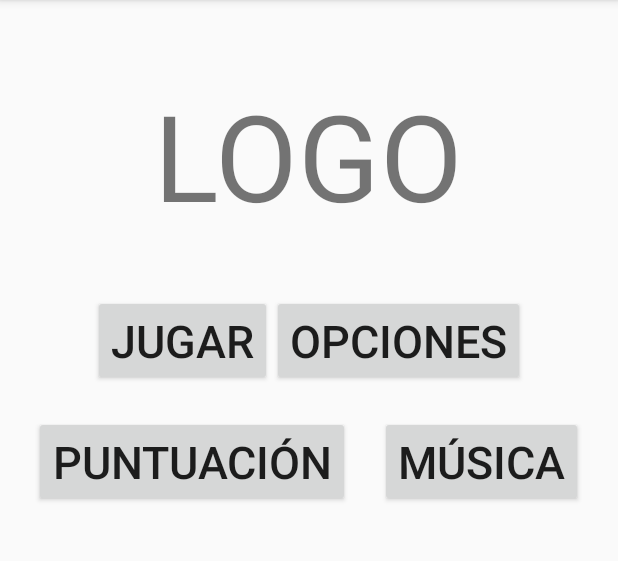
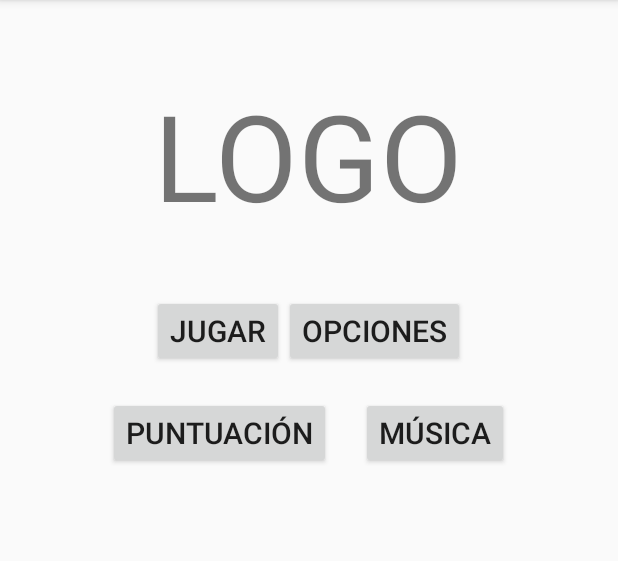
Before and after one commit to MDG99/QuizApp-Pro, an Android app: the screen it shows after launch (MainActivity), after a tap on "JUGAR", on a phone screen of 412 x 824 dp, the part 84-645 px from its top. Run offline under Robolectric (Android 15) with nearby library versions, the phone set to English and light mode, and no system bars.

Commit message:
YA SE PUEDE MANDAR LA INFO DESDE SETTINGS A MAIN_ACTIVITY TAMBIEN DESDE MAIN HASTA LA ACTIVITY 3(ESTA COMENTADO) CAMBIE ALGO EN EL .GRADLE(MODULE:APP)

```diff
--- a/app/build.gradle
+++ b/app/build.gradle
@@ -23,6 +23,7 @@ dependencies {
     implementation fileTree(dir: 'libs', include: ['*.jar'])
     implementation 'androidx.appcompat:appcompat:1.0.2'
     implementation 'androidx.constraintlayout:constraintlayout:1.1.3'
+    implementation 'com.google.code.gson:gson:2.8.6'
     testImplementation 'junit:junit:4.12'
     androidTestImplementation 'androidx.test.ext:junit:1.1.0'
     androidTestImplementation 'androidx.test.espresso:espresso-core:3.1.1'
--- a/app/src/main/java/com/example/quizapp_pro/MainActivity.java
+++ b/app/src/main/java/com/example/quizapp_pro/MainActivity.java
@@ -14,6 +14,16 @@ public class MainActivity extends AppCompatActivity {
     private Button btnConfig;
     private Button btnPoints;
     private Button btnMusic;
+    private boolean[] topicsChosen;
+    private int cuantasPreguntas;
+    private int dificultadPuntos;
+    private boolean enabledPistas;
+    private int cuantasPistas;
+    private final String CUALES_TOPICS = "CUALES_TOPICS";
+    private final String NO_PREGUNTAS = "NO_PREGUNTAS";
+    private final String DIFICULTAD_PUNTOS = "DIFICULTAD_PUNTOS";
+    private final String ENABLE_PISTAS = "ENABLE_PISTAS";
+    private final String NO_PISTAS = "NO_PISTAS";
 
     @Override
     protected void onCreate(Bundle savedInstanceState) {
@@ -23,6 +33,22 @@ public class MainActivity extends AppCompatActivity {
         btnPlay = findViewById(R.id.play_button);
         btnConfig = findViewById(R.id.options_button);
         btnPoints = findViewById(R.id.points_button);
+        btnMusic = findViewById(R.id.music_button);
+
+        if (getIntent().getExtras() != null) {
+            topicsChosen = getIntent().getBooleanArrayExtra("CUALES_TOPICS");
+            cuantasPreguntas = getIntent().getIntExtra("NO_PREGUNTAS", 5);
+            dificultadPuntos = getIntent().getIntExtra("DIFICULTAD_PUNTOS", 2);
+            enabledPistas = getIntent().getBooleanExtra("ENABLE_PISTAS", false);
+            cuantasPistas = getIntent().getIntExtra("NO_PISTAS", 0);
+        } else {
+            topicsChosen = new boolean[]{true, true, true, true, true, true};
+            cuantasPreguntas = 5;
+            dificultadPuntos = 2;
+            enabledPistas = false;
+            cuantasPistas = 0;
+        }
+
 
         btnConfig.setOnClickListener(new View.OnClickListener() {
             @Override
@@ -58,7 +84,13 @@ public class MainActivity extends AppCompatActivity {
             @Override
             public void onClick(View v) {
                 Toast.makeText(MainActivity.this, "LA APP CRASHEA", Toast.LENGTH_SHORT).show();
-
+                /*Intent intent = new Intent(MainActivity.this, Activity3.class);
+                intent.putExtra(CUALES_TOPICS, topicsChosen);
+                intent.putExtra(NO_PREGUNTAS, cuantasPreguntas);
+                intent.putExtra(DIFICULTAD_PUNTOS, dificultadPuntos);
+                intent.putExtra(ENABLE_PISTAS, enabledPistas);
+                intent.putExtra(NO_PISTAS, cuantasPistas);
+                startActivity(intent);*/
 
             }
         });
--- a/app/src/main/res/layout/activity_main.xml
+++ b/app/src/main/res/layout/activity_main.xml
@@ -28,7 +28,7 @@
             android:layout_height="wrap_content"
             android:layout_gravity="start"
             android:text="Jugar"
-            android:textSize="30sp" />
+            android:textSize="20sp" />
 
         <Button
             android:id="@+id/options_button"
@@ -36,7 +36,7 @@
             android:layout_height="wrap_content"
             android:layout_gravity="end"
             android:text="Opciones"
-            android:textSize="30sp" />
+            android:textSize="20sp" />
 
     </LinearLayout>
 
@@ -54,7 +54,7 @@
             android:layout_gravity="start"
             android:layout_marginRight="10dp"
             android:text="Puntuación"
-            android:textSize="30sp" />
+            android:textSize="20sp" />
 
         <Button
             android:id="@+id/music_button"
@@ -63,7 +63,7 @@
             android:layout_gravity="end"
             android:layout_marginLeft="10dp"
             android:text="Música"
-            android:textSize="30sp" />
+            android:textSize="20sp" />
 
     </LinearLayout>
 
```
Also changed, not shown: app/src/main/java/com/example/quizapp_pro/OptionsActivity.java (+13 -1 lines).
